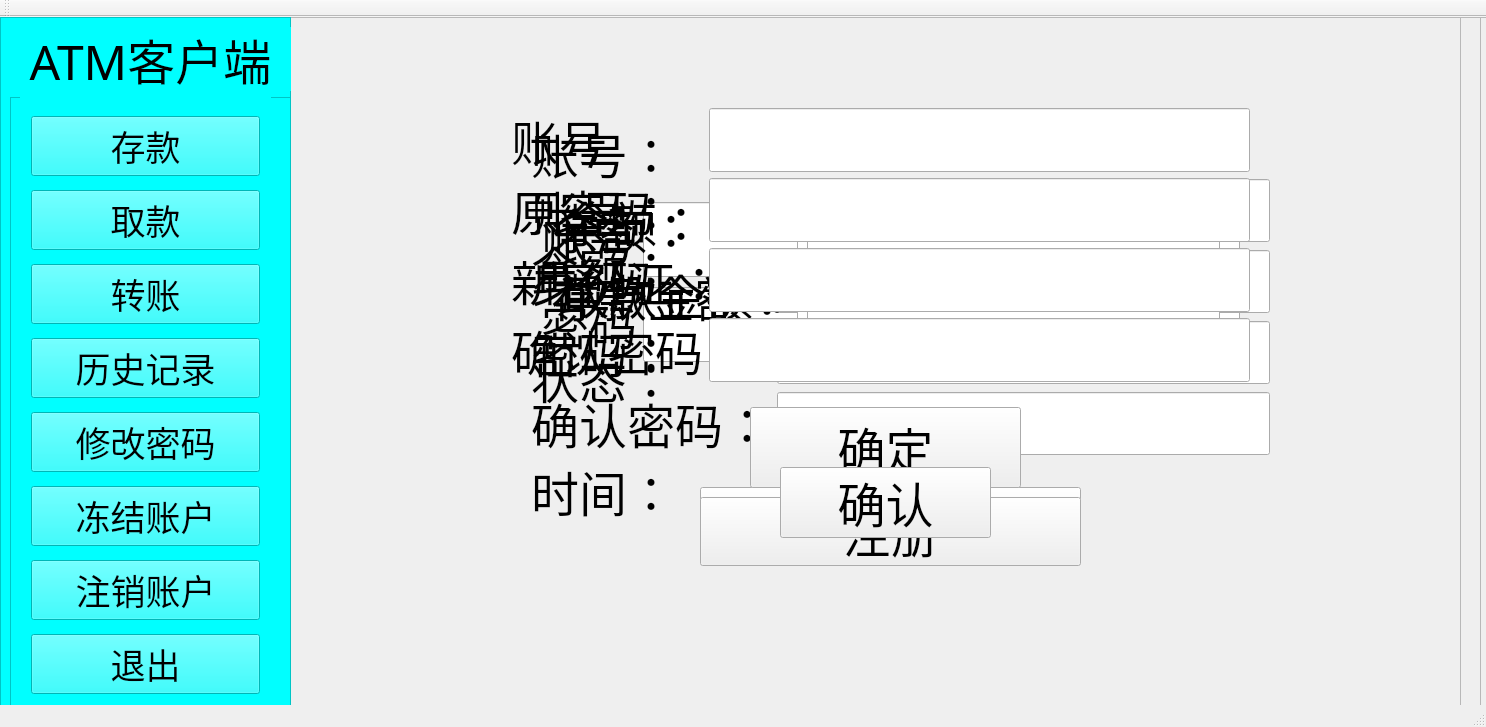
jiyilin/AutomaticTellerMachine, file Client.ui: the form before one commit.
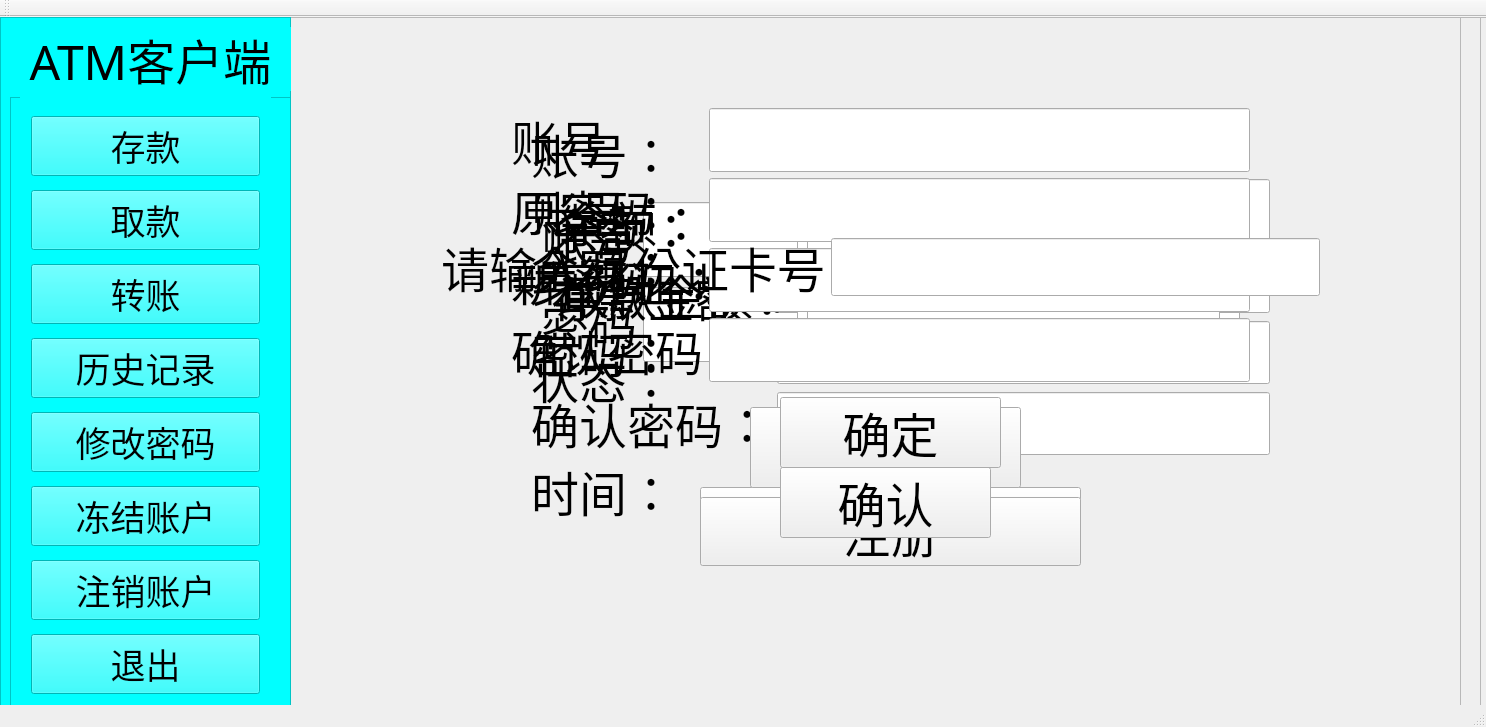
The form after the commit. Icons and pictures are not drawn.

Commit message: finsh user freeze

```diff
--- a/Client.ui
+++ b/Client.ui
@@ -1014,6 +1014,76 @@
             <string>确认</string>
            </property>
           </widget>
+          <widget class="QFrame" name="FreezeWindow">
+           <property name="geometry">
+            <rect>
+             <x>0</x>
+             <y>0</y>
+             <width>1201</width>
+             <height>691</height>
+            </rect>
+           </property>
+           <property name="frameShape">
+            <enum>QFrame::StyledPanel</enum>
+           </property>
+           <property name="frameShadow">
+            <enum>QFrame::Raised</enum>
+           </property>
+           <widget class="QPushButton" name="FreezePushButton">
+            <property name="geometry">
+             <rect>
+              <x>490</x>
+              <y>380</y>
+              <width>221</width>
+              <height>71</height>
+             </rect>
+            </property>
+            <property name="font">
+             <font>
+              <family>微软雅黑</family>
+              <pointsize>36</pointsize>
+             </font>
+            </property>
+            <property name="text">
+             <string>确定</string>
+            </property>
+           </widget>
+           <widget class="QWidget" name="horizontalLayoutWidget">
+            <property name="geometry">
+             <rect>
+              <x>140</x>
+              <y>210</y>
+              <width>901</width>
+              <height>80</height>
+             </rect>
+            </property>
+            <layout class="QHBoxLayout" name="horizontalLayout">
+             <item>
+              <widget class="QLabel" name="label_13">
+               <property name="font">
+                <font>
+                 <family>微软雅黑</family>
+                 <pointsize>36</pointsize>
+                </font>
+               </property>
+               <property name="text">
+                <string>请输入身份证卡号</string>
+               </property>
+              </widget>
+             </item>
+             <item>
+              <widget class="QLineEdit" name="FreezeIdcardInput">
+               <property name="font">
+                <font>
+                 <family>微软雅黑</family>
+                 <pointsize>36</pointsize>
+                </font>
+               </property>
+              </widget>
+             </item>
+            </layout>
+           </widget>
+          </widget>
          </widget>
         </widget>
        </widget>
```
Left out of the diff: 211 changed lines with no effect on the pictures. The commit also changes 3 other files.
